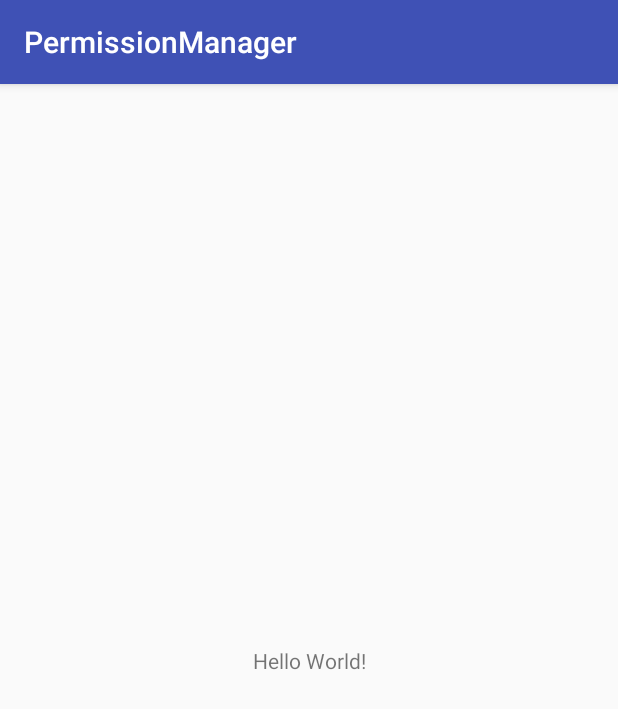
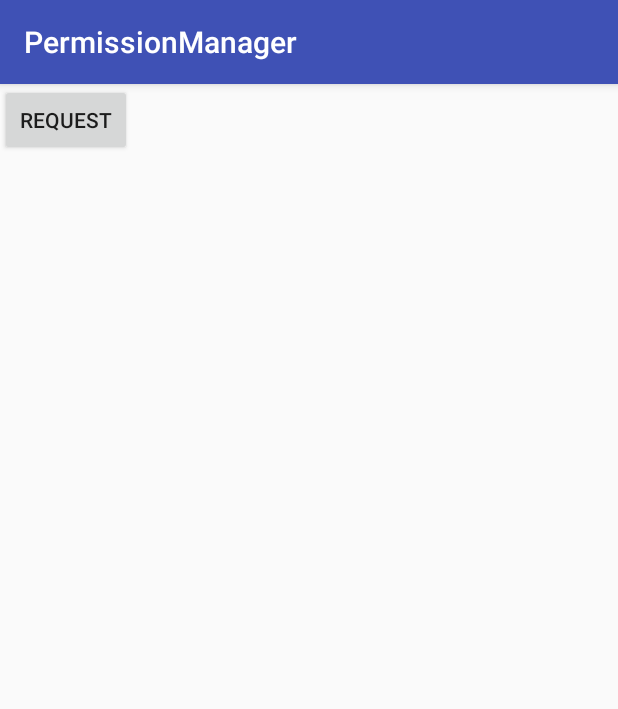
Before and after one commit to pkd234/PermissionManager, an Android app: the screen it shows after launch (MainActivity), on a phone screen of 412 x 824 dp. Shown: the top 709 px of the screen. Run offline under Robolectric (Android 15) with nearby library versions, the phone set to English and light mode, and no system bars.

```diff
--- a/app/src/main/java/com/example/welcome/permissionmanager/MainActivity.java
+++ b/app/src/main/java/com/example/welcome/permissionmanager/MainActivity.java
@@ -1,16 +1,36 @@
 package com.example.welcome.permissionmanager;
 
+import android.Manifest;
 import android.support.v7.app.AppCompatActivity;
 import android.os.Bundle;
+import android.view.View;
+import android.widget.Button;
 
 import com.example.permissionmanagerandroid.PermissionManager;
 
 public class MainActivity extends AppCompatActivity {
 
+    String[] permissions={
+            Manifest.permission.READ_EXTERNAL_STORAGE,
+            Manifest.permission.WRITE_EXTERNAL_STORAGE,
+            Manifest.permission.ACCESS_FINE_LOCATION,
+            Manifest.permission.ACCESS_WIFI_STATE,
+            Manifest.permission.CALL_PHONE
+    };
+    Button button;
     @Override
     protected void onCreate(Bundle savedInstanceState) {
         super.onCreate(savedInstanceState);
         setContentView(R.layout.activity_main);
-        PermissionManager.Testing("demo",getApplicationContext());
+        button=findViewById(R.id.button);
+        button.setOnClickListener(new View.OnClickListener() {
+            @Override
+            public void onClick(View v) {
+                PermissionManager.requestPermission(MainActivity.this,permissions,true);
+
+
+            }
+        });
+
     }
 }
--- a/app/src/main/res/layout/activity_main.xml
+++ b/app/src/main/res/layout/activity_main.xml
@@ -6,13 +6,12 @@
     android:layout_height="match_parent"
     tools:context=".MainActivity">
 
-    <TextView
+
+    <Button
+        android:id="@+id/button"
         android:layout_width="wrap_content"
         android:layout_height="wrap_content"
-        android:text="Hello World!"
-        app:layout_constraintBottom_toBottomOf="parent"
-        app:layout_constraintLeft_toLeftOf="parent"
-        app:layout_constraintRight_toRightOf="parent"
-        app:layout_constraintTop_toTopOf="parent" />
-
+        android:text="Request"
+        tools:layout_editor_absoluteX="122dp"
+        tools:layout_editor_absoluteY="86dp" />
 </android.support.constraint.ConstraintLayout>
```
Also changed, not shown: app/src/main/AndroidManifest.xml (+14 -0 lines), permissionmanagerandroid/src/main/java/com/example/permissionmanagerandroid/PermissionManager.java (+25 -2 lines).
